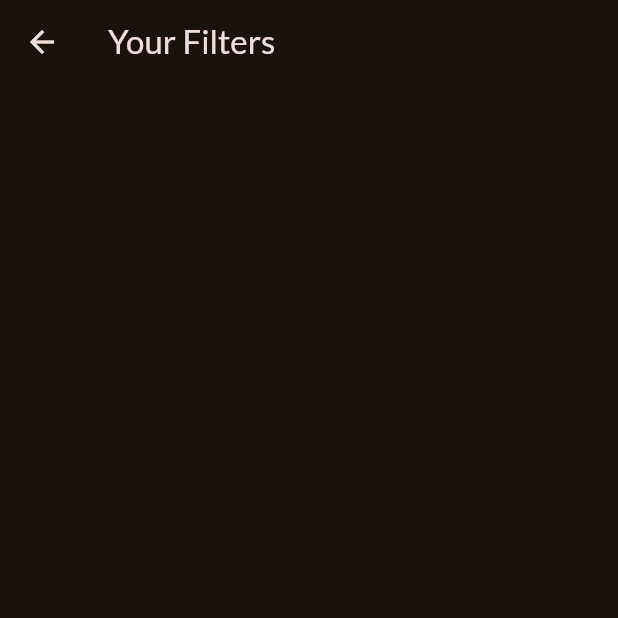
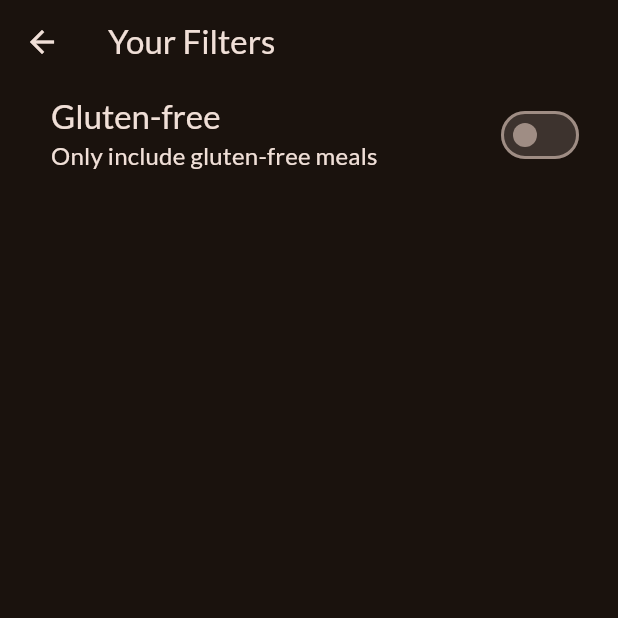
Before and after one commit to esperantkela/flutter-meals-app, a Flutter app: the FiltersScreen screen opened directly, on a phone screen of 412 x 824 dp, the top half of it. Run offline on Flutter 3.47's test engine with Material 3 defaults, Android fonts, the phone set to English and light mode, and no system bars; our stand-ins replace google_fonts, transparent_image.

Commit message:
Add filters functionality by integrating FiltersScreen; update TabsScreen to navigate to filters.

```diff
--- a/lib/screens/filters.dart
+++ b/lib/screens/filters.dart
@@ -8,11 +8,33 @@ class FiltersScreen extends StatefulWidget {
 }
 
 class _FiltersScreenState extends State<FiltersScreen> {
+  bool _isGlutenFree = false;
+
   @override
   Widget build(BuildContext context) {
     return Scaffold(
-      appBar: AppBar(
-        title: const Text('Your Filters'),
+      appBar: AppBar(title: const Text('Your Filters')),
+      body: Column(
+        children: [
+          SwitchListTile(
+            value: _isGlutenFree,
+            onChanged: (isChecked) => setState(() => _isGlutenFree = isChecked),
+            title: Text(
+              'Gluten-free',
+              style: Theme.of(context).textTheme.titleLarge!.copyWith(
+                color: Theme.of(context).colorScheme.onSurface,
+              ),
+            ),
+            subtitle: Text(
+              'Only include gluten-free meals',
+              style: Theme.of(context).textTheme.titleMedium!.copyWith(
+                color: Theme.of(context).colorScheme.onSurface,
+              ),
+            ),
+            activeThumbColor: Theme.of(context).colorScheme.tertiary,
+            contentPadding: const EdgeInsets.only(left: 34, right: 22),
+          ),
+        ],
       ),
     );
   }
--- a/lib/screens/tabs.dart
+++ b/lib/screens/tabs.dart
@@ -1,6 +1,7 @@
 import 'package:flutter/material.dart';
 import 'package:meals_app/models/meal.dart';
 import 'package:meals_app/screens/categories.dart';
+import 'package:meals_app/screens/filters.dart';
 import 'package:meals_app/screens/meals.dart';
 import 'package:meals_app/widgets/main_drawer.dart';
 
@@ -43,10 +44,11 @@ class _TabsScreenState extends State<TabsScreen> {
   }
 
   void _setScreen(String indentifier){
+     Navigator.pop(context);
     if(indentifier == 'filters'){
-
-    }else{
-      Navigator.pop(context);
+      Navigator.of(context).push(MaterialPageRoute(
+        builder: (ctx) =>  const FiltersScreen(),
+      ));
     }
   }
 
```
